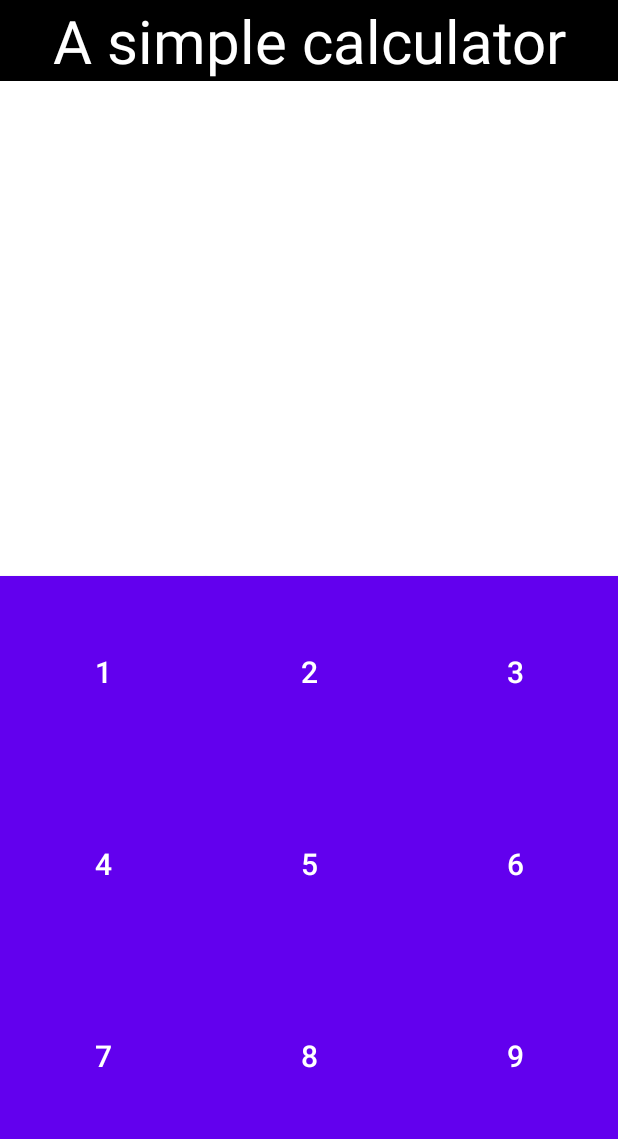
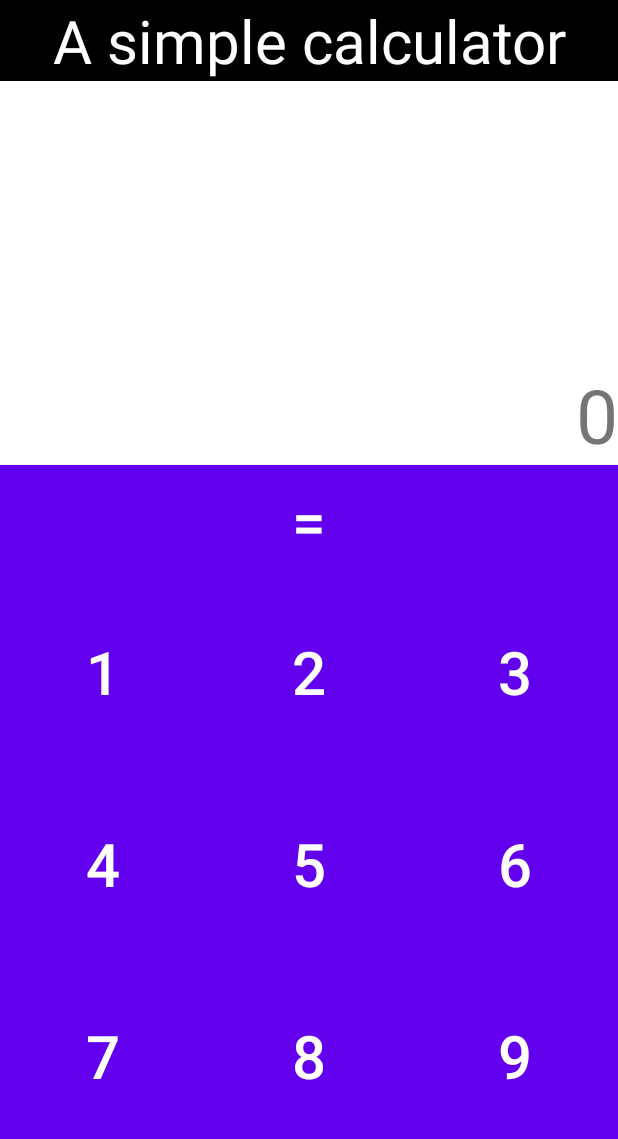
Before and after one commit to ilya-shevtsov/MyCalculator, an Android app: the screen it shows after launch (MainActivity), on a phone screen of 412 x 824 dp, the part 84-1223 px from its top. Run offline under Robolectric (Android 15) with nearby library versions, the phone set to English and light mode, and no system bars.

Commit message:
Result bar and "="

```diff
--- a/app/src/main/res/layout/activity_main.xml
+++ b/app/src/main/res/layout/activity_main.xml
@@ -26,13 +26,37 @@
         android:textSize="40sp"
         app:layout_constraintTop_toTopOf="parent" />
 
+    <TextView
+        android:id="@+id/ResultID"
+        android:text="@string/Result"
+        android:textSize="50sp"
+        android:gravity="end"
+        android:layout_width="match_parent"
+        android:layout_height="wrap_content"
+        app:layout_constraintBottom_toTopOf="@+id/Calculate"
+        app:layout_constraintStart_toStartOf="parent"
+        app:layout_constraintEnd_toEndOf="parent"
+
+        />
+
+    <Button
+        android:id="@+id/Calculate"
+        android:text="@string/Calculate"
+        android:textSize="40sp"
+        android:layout_width="match_parent"
+        android:layout_height="wrap_content"
+        app:layout_constraintBottom_toTopOf="@+id/One"
+        app:layout_constraintStart_toStartOf="parent"
+        app:layout_constraintEnd_toEndOf="parent"
+        android:background="@color/black"
+        />
     <Button
         android:id="@+id/One"
         android:layout_width="0dp"
         android:layout_height="0dp"
         android:background="@color/black"
         android:text="@string/One"
-        android:textSize="20sp"
+        android:textSize="40sp"
         app:layout_constraintBottom_toTopOf="@+id/Four"
         app:layout_constraintEnd_toStartOf="@+id/Two"
         app:layout_constraintStart_toStartOf="parent"
@@ -44,7 +68,7 @@
         android:layout_height="0dp"
         android:background="@color/black"
         android:text="@string/Two"
-        android:textSize="20sp"
+        android:textSize="40sp"
         app:layout_constraintBottom_toBottomOf="@id/One"
         app:layout_constraintEnd_toStartOf="@+id/Three"
         app:layout_constraintStart_toEndOf="@+id/One"
@@ -56,7 +80,7 @@
         android:layout_height="0dp"
         android:background="@color/black"
         android:text="@string/Three"
-        android:textSize="20sp"
+        android:textSize="40sp"
         app:layout_constraintBottom_toBottomOf="@id/One"
         app:layout_constraintEnd_toEndOf="parent"
         app:layout_constraintStart_toEndOf="@+id/Two"
@@ -68,7 +92,7 @@
         android:layout_height="0dp"
         android:background="@color/black"
         android:text="@string/Four"
-        android:textSize="20sp"
+        android:textSize="40sp"
         app:layout_constraintBottom_toTopOf="@+id/Seven"
         app:layout_constraintEnd_toStartOf="@+id/Two"
         app:layout_constraintStart_toStartOf="parent"
@@ -80,7 +104,7 @@
         android:layout_height="0dp"
         android:background="@color/black"
         android:text="@string/Five"
-        android:textSize="20sp"
+        android:textSize="40sp"
         app:layout_constraintBottom_toBottomOf="@+id/Four"
         app:layout_constraintEnd_toStartOf="@+id/Three"
         app:layout_constraintStart_toEndOf="@+id/One"
@@ -93,7 +117,7 @@
         android:layout_height="0dp"
         android:background="@color/black"
         android:text="@string/Six"
-        android:textSize="20sp"
+        android:textSize="40sp"
         app:layout_constraintBottom_toBottomOf="@+id/Four"
         app:layout_constraintEnd_toEndOf="parent"
         app:layout_constraintStart_toEndOf="@+id/Two"
@@ -106,7 +130,7 @@
         android:layout_height="0dp"
         android:background="@color/black"
         android:text="@string/Seven"
-        android:textSize="20sp"
+        android:textSize="40sp"
         app:layout_constraintEnd_toStartOf="@+id/Two"
         app:layout_constraintStart_toStartOf="parent"
         app:layout_constraintTop_toBottomOf="@+id/Four"
@@ -118,7 +142,7 @@
         android:layout_height="0dp"
         android:background="@color/black"
         android:text="@string/Eight"
-        android:textSize="20sp"
+        android:textSize="40sp"
         app:layout_constraintBottom_toBottomOf="@id/Seven"
         app:layout_constraintEnd_toStartOf="@+id/Three"
         app:layout_constraintStart_toEndOf="@+id/One"
@@ -131,7 +155,7 @@
         android:layout_height="0dp"
         android:background="@color/black"
         android:text="@string/Nine"
-        android:textSize="20sp"
+        android:textSize="40sp"
         app:layout_constraintBottom_toBottomOf="@id/Seven"
         app:layout_constraintEnd_toEndOf="parent"
         app:layout_constraintStart_toEndOf="@+id/Two"
--- a/app/src/main/res/values/strings.xml
+++ b/app/src/main/res/values/strings.xml
@@ -1,6 +1,7 @@
 <resources>
     <string name="app_name">My Application</string>
     <string name="Title">A simple calculator</string>
+    <string name="Result">0</string>
     <string name="One">1</string>
     <string name="Two">2</string>
     <string name="Three">3</string>
@@ -10,5 +11,6 @@
     <string name="Seven">7</string>
     <string name="Eight">8</string>
     <string name="Nine">9</string>
+    <string name="Calculate">=</string>
 
 </resources>
```
